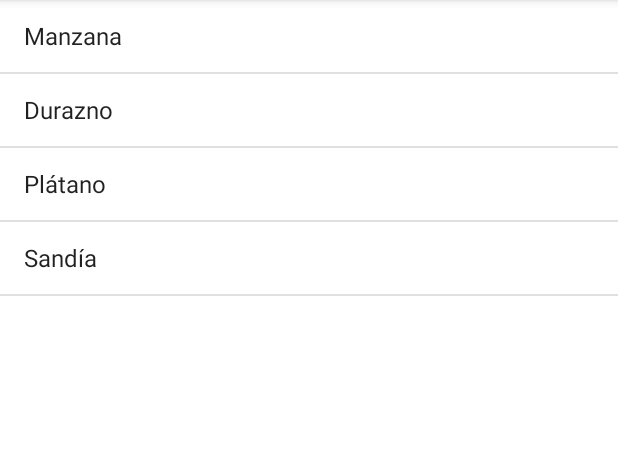
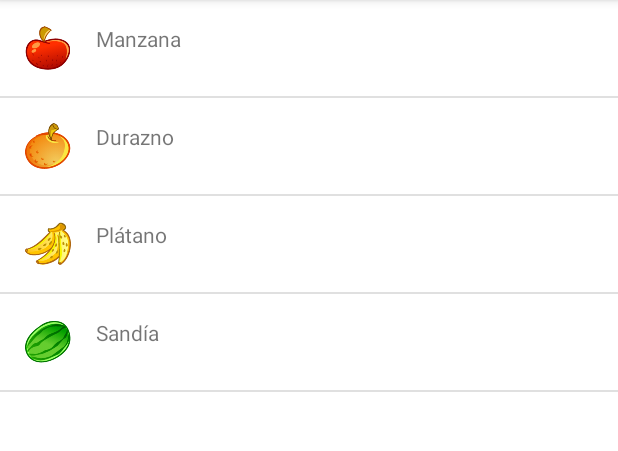
Before and after one commit to marlasantos24/EjemploListView, an Android app: the screen it shows after launch (MainActivity), after a tap on "Manzana", on a phone screen of 412 x 824 dp, the part 84-535 px from its top. Run offline under Robolectric (Android 15) with nearby library versions, the phone set to English and light mode, and no system bars.

Commit message:
ListView_AdaptadorPersonalizado

```diff
--- /dev/null
+++ b/app/src/main/java/com/example/ejemplolistview/AdaptadorCustom.kt
@@ -0,0 +1,60 @@
+package com.example.ejemplolistview
+
+import android.content.Context
+import android.view.LayoutInflater
+import android.view.View
+import android.view.ViewGroup
+import android.widget.BaseAdapter
+import android.widget.ImageView
+import android.widget.TextView
+import androidx.recyclerview.widget.RecyclerView
+import java.text.FieldPosition
+
+class AdaptadorCustom(var context:Context, items:ArrayList<Fruta>):BaseAdapter() {
+
+        var items:ArrayList<Fruta>? = null
+        init {
+            this.items = items
+        }
+
+        override fun getCount(): Int {
+            return items?.count()!!
+        }
+
+        override fun getItem(p0: Int): Any {
+            return items?.get(p0)!!
+        }
+
+        override fun getItemId(p0: Int): Long {
+             return p0.toLong()
+        }
+
+        override fun getView(p0: Int, p1: View?, p2: ViewGroup?): View {
+            var holder:ViewHolder? = null
+            var vista:View? = p1
+
+            if(vista == null){
+                vista = LayoutInflater.from(context).inflate(R.layout.template, null)
+                holder = ViewHolder(vista)
+                vista.tag = holder
+            }else{
+                holder = vista.tag as? ViewHolder
+            }
+            val item = getItem(p0) as Fruta
+            holder?.nombre?.text = item.nombre
+            holder?.imagen?.setImageResource(item.imagen)
+
+            return  vista!!
+        }
+
+        private class ViewHolder(vista:View){
+            var nombre:TextView? = null
+            var imagen:ImageView? = null
+
+            init {
+                nombre = vista.findViewById(R.id.nombre)
+                imagen= vista.findViewById(R.id.imagen)
+            }
+
+        }
+    }
--- /dev/null
+++ b/app/src/main/java/com/example/ejemplolistview/Fruta.kt
@@ -0,0 +1,12 @@
+package com.example.ejemplolistview
+
+import android.media.Image
+
+class Fruta(nombre:String, imagen:Int){
+    var nombre:String = ""
+    var imagen:Int = 0
+    init {
+        this.nombre = nombre
+        this.imagen = imagen
+    }
+}
--- a/app/src/main/java/com/example/ejemplolistview/MainActivity.kt
+++ b/app/src/main/java/com/example/ejemplolistview/MainActivity.kt
@@ -12,18 +12,19 @@ class MainActivity : AppCompatActivity() {
         super.onCreate(savedInstanceState)
         setContentView(R.layout.activity_main)
 
-        var frutas:ArrayList<String> = ArrayList()
-        frutas.add("Manzana")
-        frutas.add("Durazno")
-        frutas.add("Plátano")
-        frutas.add("Sandía")
+        var frutas:ArrayList<Fruta> = ArrayList()
+        frutas.add(Fruta("Manzana", R.drawable.manzana))
+        frutas.add(Fruta("Durazno", R.drawable.durazno))
+        frutas.add(Fruta("Plátano", R.drawable.platano))
+        frutas.add(Fruta("Sandía", R.drawable.sandia))
 
 
         val lista = findViewById<ListView>(R.id.lista)
-        val adaptador = ArrayAdapter<String>(this, android.R.layout.simple_list_item_1, frutas)
+        //val adaptador = ArrayAdapter<String>(this, android.R.layout.simple_list_item_1, frutas)
+       val adaptador = AdaptadorCustom(this, frutas)
         lista.adapter = adaptador
         lista.onItemClickListener = AdapterView.OnItemClickListener { parent, view, position, id ->
-            Toast.makeText(this, frutas.get(position), Toast.LENGTH_LONG).show()
+            Toast.makeText(this, frutas.get(position).nombre, Toast.LENGTH_LONG).show()
         }
     }
 }
--- /dev/null
+++ b/app/src/main/res/layout/template.xml
@@ -0,0 +1,28 @@
+<?xml version="1.0" encoding="utf-8"?>
+<LinearLayout xmlns:android="http://schemas.android.com/apk/res/android"
+    xmlns:app="http://schemas.android.com/apk/res-auto"
+    android:orientation="vertical"
+    android:layout_width="match_parent"
+    android:layout_height="match_parent">
+
+    <LinearLayout
+        android:layout_width="match_parent"
+        android:layout_height="match_parent"
+        android:orientation="horizontal">
+
+        <ImageView
+            android:id="@+id/imagen"
+            android:layout_width="32dp"
+            android:layout_height="32dp"
+            android:layout_margin="16dp"
+            app:srcCompat="@drawable/manzana" />
+
+        <TextView
+            android:id="@+id/nombre"
+            android:layout_width="match_parent"
+            android:layout_height="wrap_content"
+            android:layout_marginTop="16dp"
+            android:layout_marginBottom="16dp"
+            android:text="TextView" />
+    </LinearLayout>
+</LinearLayout>
```
Also changed, not shown: app/src/main/res/drawable/durazno.png (added), app/src/main/res/drawable/manzana.png (added), app/src/main/res/drawable/platano.png (added), app/src/main/res/drawable/sandia.png (added).
